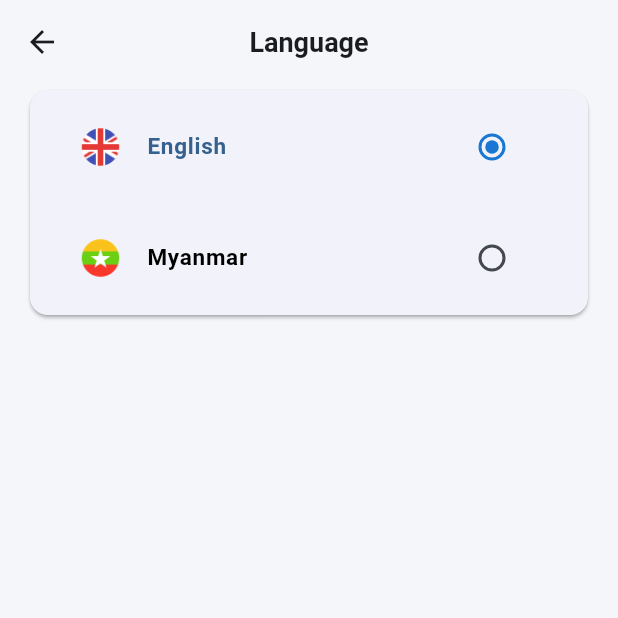
After one commit to Rudeus-owen/bsms, a Flutter app: the LanguageScreen screen opened by its route, on a phone screen of 412 x 824 dp, the top half of it. The commit adds this screen. Run offline on Flutter 3.47's test engine with Material 3 defaults, Android fonts, the phone set to English and light mode, and no system bars; our stand-ins replace connectivity_plus, flutter_secure_storage, page_transition, shared_preferences; accounts and stored records are empty.

Commit message:
Add localization

```diff
--- /dev/null
+++ b/lib/lang/en.json
@@ -0,0 +1,6 @@
+{
+    "signin": "Login",
+    "language": "Language",
+    "english": "English",
+    "myanmar": "Myanmar"
+}
--- /dev/null
+++ b/lib/lang/my.json
@@ -0,0 +1,6 @@
+{
+    "signin": "Login",
+    "language": "ဘာသာစကား",
+    "english": "အင်္ဂလိပ်",
+    "myanmar": "မြန်မာ"
+}
--- /dev/null
+++ b/lib/src/localization/demolocalization.dart
@@ -0,0 +1,49 @@
+import 'dart:convert';
+import 'package:flutter/material.dart';
+import 'package:flutter/services.dart';
+
+class DemoLocalization {
+  DemoLocalization(this.locale);
+
+  final Locale locale;
+  static DemoLocalization? of(BuildContext context) {
+    return Localizations.of<DemoLocalization>(context, DemoLocalization);
+  }
+  Map<String, String>? _localizedValues;
+
+  Future<void> load() async {
+    String jsonStringValues =
+        await rootBundle.loadString('lib/lang/${locale.languageCode}.json');
+    Map<String, dynamic> mappedJson = json.decode(jsonStringValues);
+    _localizedValues =
+        mappedJson.map((key, value) => MapEntry(key, value.toString()));
+  }
+
+  String translate(String key) {
+    return _localizedValues![key]??"";
+  }
+
+  // static member to have simple access to the delegate from Material App
+  static const LocalizationsDelegate<DemoLocalization> delegate =
+      _DemoLocalizationsDelegate();
+}
+
+class _DemoLocalizationsDelegate
+    extends LocalizationsDelegate<DemoLocalization> {
+  const _DemoLocalizationsDelegate();
+
+  @override
+  bool isSupported(Locale locale) {
+    return ['en', 'hi','my','zh','ca'].contains(locale.languageCode);
+  }
+
+  @override
+  Future<DemoLocalization> load(Locale locale) async {
+    DemoLocalization localization = new DemoLocalization(locale);
+    await localization.load();
+    return localization;
+  }
+
+  @override
+  bool shouldReload(LocalizationsDelegate<DemoLocalization> old) => false;
+}
--- /dev/null
+++ b/lib/src/localization/language_constant.dart
@@ -0,0 +1,30 @@
+import 'package:bsms/src/utils/common_costant.dart';
+import 'package:bsms/src/utils/secure_storage.dart';
+import 'package:flutter/material.dart';
+
+//languages code
+const String ENGLISH = 'en';
+const String BURMESE = 'my';
+
+Future<Locale> setLocale(String languageCode) async {
+  final storage = SecureStorage();
+  await storage.writeString(LANGUAGE_CODE, languageCode);
+  return _locale(languageCode);
+}
+
+Future<Locale> getLocale() async {
+  final storage = SecureStorage();
+  String languageCode = await storage.readString(LANGUAGE_CODE) ?? "en";
+  return _locale(languageCode);
+}
+
+Locale _locale(String languageCode) {
+  switch (languageCode) {
+    case ENGLISH:
+      return Locale(ENGLISH, 'US');
+    case BURMESE:
+      return Locale(BURMESE, "BU");
+    default:
+      return Locale(ENGLISH, 'US');
+  }
+}
--- /dev/null
+++ b/lib/src/utils/common_costant.dart
@@ -0,0 +1,3 @@
+
+const String LANGUAGE_CODE = 'languageCode';
+bool isMyanLanguage = false;
--- /dev/null
+++ b/lib/src/views/language_screen.dart
@@ -0,0 +1,153 @@
+import 'package:bsms/src/localization/language_constant.dart';
+import 'package:bsms/myapp.dart';
+import 'package:bsms/src/utils/build_context.dart';
+import 'package:bsms/src/utils/common_costant.dart';
+import 'package:bsms/src/utils/secure_storage.dart';
+import 'package:bsms/src/utils/size_config.dart';
+import 'package:flutter/material.dart';
+
+class LanguageScreen extends StatefulWidget {
+  static const routeName = '/languagescreen';
+  const LanguageScreen({super.key});
+
+  @override
+  State<LanguageScreen> createState() => _LanguageScreenState();
+}
+
+class _LanguageScreenState extends State<LanguageScreen> {
+  String? chooseLanguage;
+
+  @override
+  void initState() {
+    WidgetsBinding.instance.addPostFrameCallback((timeStamp) {
+      getLang();
+    });
+    super.initState();
+  }
+
+  Future<void> getLang() async {
+    final langCode = await SecureStorage().readString(LANGUAGE_CODE) ?? '';
+    debugPrint("LanguageCode==>$langCode");
+    setState(() {
+      if (langCode.isEmpty) {
+        chooseLanguage = "en";
+      } else {
+        chooseLanguage = langCode;
+      }
+    });
+  }
+
+  void _changeLanguage(String languageCode) async {
+    Locale locale = await setLocale(languageCode);
+    debugPrint("Locale===>$locale");
+
+    if (locale.languageCode == "my") {
+      isMyanLanguage = true;
+    } else {
+      isMyanLanguage = false;
+    }
+    MyApp.setLocale(context, locale);
+  }
+
+  @override
+  Widget build(BuildContext context) {
+    final width = SizeConfig.screenWidth;
+    final height = SizeConfig.screenHeight;
+    return Scaffold(
+      appBar: AppBar(
+        elevation: 0,
+        backgroundColor: Theme.of(context).scaffoldBackgroundColor,
+        automaticallyImplyLeading: true,
+        centerTitle: true,
+        title: Text(
+          context.getTranslated("language"),
+          style: TextStyle(
+            fontSize: isMyanLanguage
+                ? width > 600
+                      ? 20
+                      : 17
+                : width > 600
+                ? 21
+                : 18,
+            fontWeight: FontWeight.w600,
+          ),
+        ),
+      ),
+      body: SingleChildScrollView(
+        child: Column(
+          crossAxisAlignment: CrossAxisAlignment.start,
+          children: [
+            Padding(
+              padding: EdgeInsets.symmetric(horizontal: 16),
+              child: Card(
+                elevation: 1,
+                shadowColor: Colors.grey,
+                child: RadioGroup(
+                  groupValue: chooseLanguage,
+                  onChanged: (value) {
+                    setState(() {
+                      chooseLanguage = value;
+                      _changeLanguage(chooseLanguage ?? 'en');
+                      Future.delayed(Duration(milliseconds: 200));
+                      debugPrint("value=>$value");
+                    });
+                  },
+                  child: Padding(
+                    padding: const EdgeInsets.symmetric(horizontal: 16, vertical: 10),
+                    child: Column(
+                      children: [
+                        ListTile(
+                          title: Text(
+                            context.getTranslated("english"),
+                            style: TextStyle(
+                              fontSize: width > 600 ? 18 : 15,
+                              color: chooseLanguage == "en"
+                                  ? Theme.of(context).primaryColor
+                                  : Colors.black,
+                              fontWeight: FontWeight.w600,
+                            ),
+                          ),
+                          leading: Image.asset(
+                            'assets/icons/en_lang_icon.png',
+                            height: height > 1000 ? 40 : 30,
+                            width: width > 600 ? 40 : 30,
+                          ),
+                          trailing: Radio(
+                            value: "en",
+                            activeColor: Theme.of(context).primaryColorDark,
+                          ),
+                        ),
+                        SizedBox(height: height > 1000 ? 12 : 18),
+                        ListTile(
+                          title: Text(
+                            context.getTranslated("myanmar"),
+                            style: TextStyle(
+                              fontWeight: FontWeight.w600,
+                              fontSize: width > 600 ? 18 : 15,
+                              color: chooseLanguage == "my"
+                                  ? Theme.of(context).primaryColor
+                                  : Colors.black,
+                            ),
+                          ),
+                          leading: Image.asset(
+                            'assets/icons/my_lang_icon.png',
+                            height: height > 1000 ? 40 : 30,
+                            width: width > 600 ? 40 : 30,
+                          ),
+                          trailing: Radio(
+                            value: "my",
+                            activeColor: Theme.of(context).primaryColorDark,
+                          ),
+                        ),
+                      ],
+                    ),
+                  ),
+                ),
+              ),
+            ),
+          ],
+        ),
+      ),
+    );
+  }
+}
--- a/lib/src/views/signinpage.dart
+++ b/lib/src/views/signinpage.dart
@@ -1,5 +1,3 @@
-import 'package:bsms/src/utils/build_context.dart';
-import 'package:bsms/src/views/service_record_screen.dart';
 import 'package:flutter/material.dart';
 import 'package:bsms/exports.dart';
 
--- a/lib/src/widgets/main_scaffold.dart
+++ b/lib/src/widgets/main_scaffold.dart
@@ -1,4 +1,5 @@
 import 'package:bsms/src/utils/build_context.dart';
+import 'package:bsms/src/views/language_screen.dart';
 import 'package:bsms/src/views/service_record_screen.dart';
 import 'package:flutter/material.dart';
 import 'package:bsms/exports.dart';
@@ -56,12 +57,10 @@ class _MainScaffoldState extends State<MainScaffold> {
         surfaceTintColor: AppColors.white,
         elevation: 0.5,
         shadowColor: Colors.grey.withAlpha(80),
-        leading:
-            widget.showBackButton
+        leading: widget.showBackButton
             ? BackButton(color: AppColors.primary)
             : Builder(
-                  builder:
-                      (context) => IconButton(
+                builder: (context) => IconButton(
                   icon: const Icon(Icons.menu, color: AppColors.primary),
                   onPressed: () {
                     Scaffold.of(context).openDrawer();
@@ -92,6 +91,12 @@ class _MainScaffoldState extends State<MainScaffold> {
         ),
         actions: [
           ...?widget.actions,
+          IconButton(
+            onPressed: () {
+              context.toNextScreen(const LanguageScreen());
+            },
+            icon: const Icon(Icons.language, color: Colors.blue,),
+          ),
           const ConnectivityIndicator(),
           const SizedBox(width: 16),
         ],
```
Also changed, not shown: lib/myapp.dart (+62 -3 lines), lib/src/utils/build_context.dart (+4 -17 lines), lib/src/utils/secure_storage.dart (added, +81 -0 lines), pubspec.yaml (+8 -3 lines), assets/icons/en_lang_icon.png (added), assets/icons/my_lang_icon.png (added), pubspec.lock, 5 other files. Lines whose indentation alone changed are shown as unchanged.
